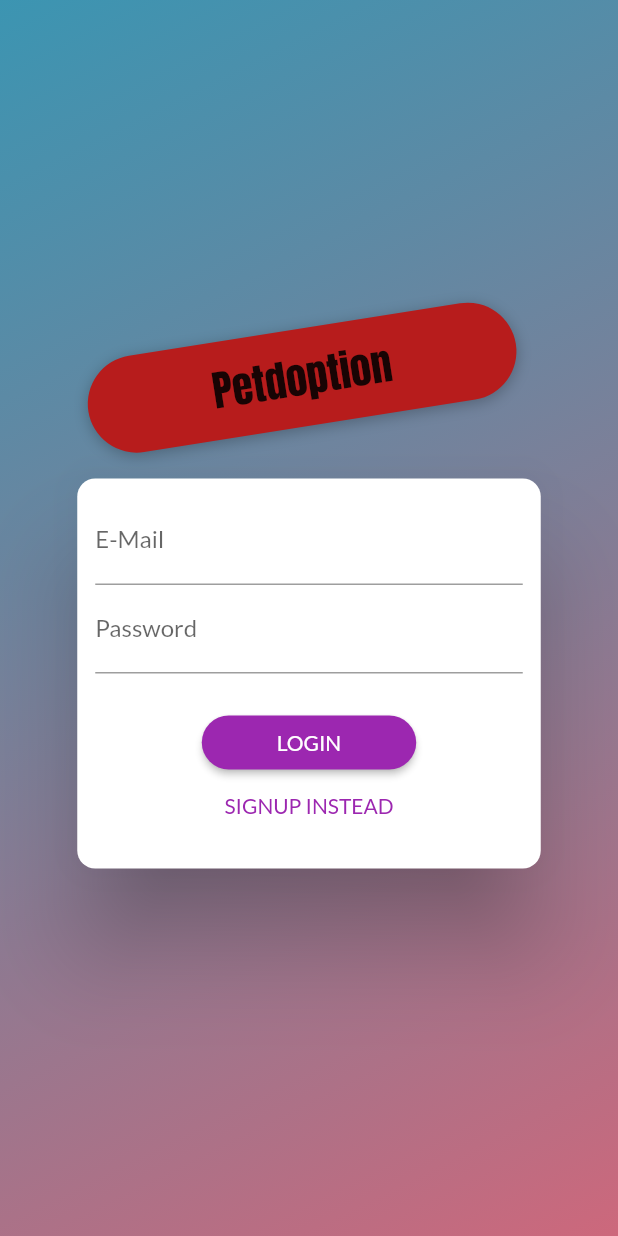
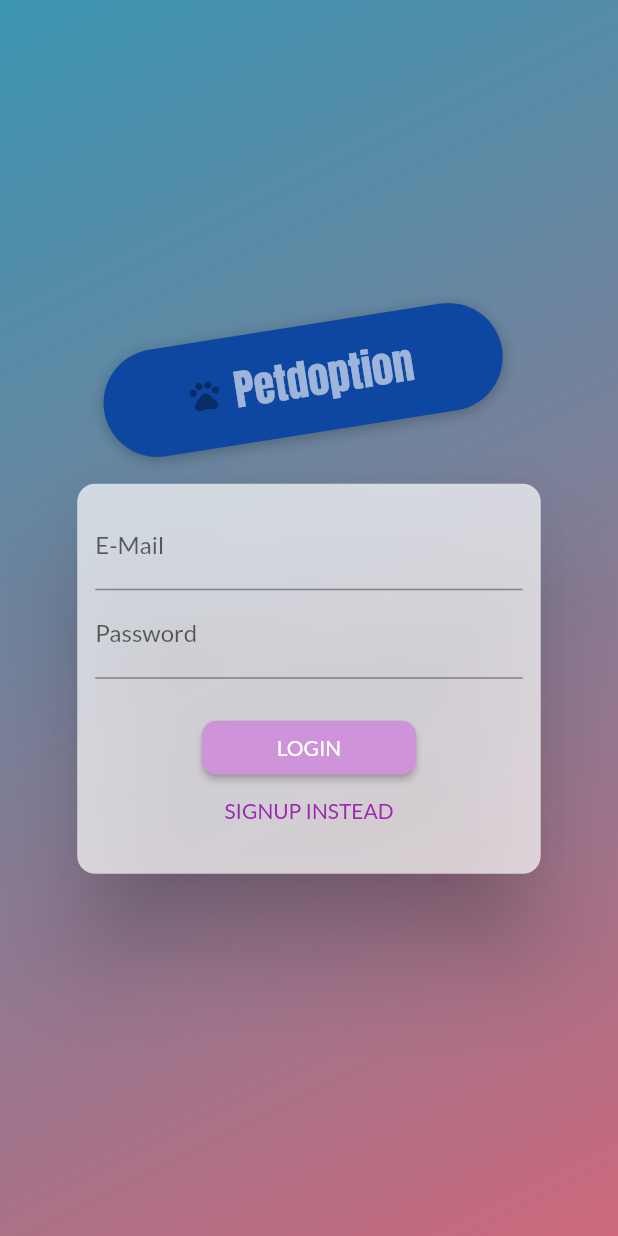
Before and after one commit to MigAlex/Petdoption, a Flutter app: the screen it shows after launch, on a phone screen of 412 x 824 dp. Run offline on Flutter 3.47's test engine with Material 2 defaults, Android fonts, the phone set to English and light mode, and no system bars.

Commit message:
Some visual changes

```diff
--- a/lib/main.dart
+++ b/lib/main.dart
@@ -10,7 +10,7 @@ import './providers/adoptions.dart';
 import './screens/adoptions_screen.dart';
 import './screens/user_pets_screen.dart';
 import './screens/edit_pet_screen.dart';
-import './screens/auth-screen.dart';
+import './screens/auth_screen.dart';
 
 void main() => runApp(MyApp());
 
--- a/lib/screens/auth-screen.dart
+++ b/lib/screens/auth_screen.dart
@@ -1,9 +1,9 @@
-import 'dart:math';       //by skorzystac z liczby Pi
+import 'dart:math'; //by skorzystac z liczby Pi
 
 import 'package:flutter/material.dart';
 
-enum AuthMode {
-   Signup, Login
+enum AuthMode { Signup,
+Login
 }
 
 class AuthScreen extends StatelessWidget {
@@ -14,7 +14,8 @@ class AuthScreen extends StatelessWidget {
     final deviceSize = MediaQuery.of(context).size;
 
     return Scaffold(
-      body: Stack(            //layotowy widget pozwalajacy na polozenie itemow w przestrzeni 3D
+      body: Stack(
+        //layotowy widget pozwalajacy na polozenie itemow w przestrzeni 3D
         children: <Widget>[
           Container(
             decoration: BoxDecoration(
@@ -40,29 +41,38 @@ class AuthScreen extends StatelessWidget {
                   Flexible(
                     child: Container(
                       margin: EdgeInsets.only(bottom: 9.0),
-                      padding:
-                          EdgeInsets.symmetric(vertical: 12.0, horizontal: 84.0),
-                      transform: Matrix4.rotationZ(-9 * pi / 180)       //w jaki sposob Container jest pokazany
-                        ..translate(-8.0),             //w rzucie XYZ tutaj jest rotacja Z   //translate wywoływany jest na tym obiekcie, ale przez te .. nie wywołuje tego co translate powinno, a to co jest w Matrix4.rotationZ
+                      padding: EdgeInsets.symmetric(
+                          vertical: 12.0, horizontal: 44.0),
+                      transform: Matrix4.rotationZ(
+                          -9 * pi / 180) //w jaki sposob Container jest pokazany
+                        ..translate(
+                            -8.0), //w rzucie XYZ tutaj jest rotacja Z   //translate wywoływany jest na tym obiekcie, ale przez te .. nie wywołuje tego co translate powinno, a to co jest w Matrix4.rotationZ
                       decoration: BoxDecoration(
                         borderRadius: BorderRadius.circular(40),
-                        color: Colors.red.shade900,
+                        color: Colors.blue.shade900,
                         boxShadow: [
                           BoxShadow(
                             blurRadius: 8,
                             color: Colors.black26,
                             offset: Offset(0, 2),
-                          )
+                          ),
                         ],
                       ),
-                      child: Text(
-                        'Petdoption',
-                        style: TextStyle(
-                          color: Theme.of(context).accentTextTheme.title.color,
-                          fontSize: 28,
-                          fontFamily: 'Anton',
-                          fontWeight: FontWeight.normal,
+                      child: FlatButton.icon(
+                        label: Text(
+                          'Petdoption',
+                          style: TextStyle(
+                            color: Colors.white60,
+                            fontSize: 28,
+                            fontFamily: 'Anton',
+                            fontWeight: FontWeight.normal,
+                          ),
                         ),
+                        icon: Icon(
+                          Icons.pets,
+                          color: Colors.black38,
+                        ),
+                        onPressed: () {},
                       ),
                     ),
                   ),
@@ -80,7 +90,8 @@ class AuthScreen extends StatelessWidget {
   }
 }
 
-class AuthCard extends StatefulWidget {       //widget od formularza autoryzacji
+class AuthCard extends StatefulWidget {
+  //widget od formularza autoryzacji
   const AuthCard({
     Key key,
   }) : super(key: key);
@@ -118,7 +129,8 @@ class _AuthCardState extends State<AuthCard> {
     });
   }
 
-  void _switchAuthMode() {      //pozwala na zmiane ekranow z logowania na rejestracje
+  void _switchAuthMode() {
+    //pozwala na zmiane ekranow z logowania na rejestracje
     if (_authMode == AuthMode.Login) {
       setState(() {
         _authMode = AuthMode.Signup;
@@ -134,6 +146,7 @@ class _AuthCardState extends State<AuthCard> {
   Widget build(BuildContext context) {
     final deviceSize = MediaQuery.of(context).size;
     return Card(
+      color: Colors.white70,
       shape: RoundedRectangleBorder(
         borderRadius: BorderRadius.circular(12.0),
       ),
@@ -198,11 +211,11 @@ class _AuthCardState extends State<AuthCard> {
                         Text(_authMode == AuthMode.Login ? 'LOGIN' : 'SIGN UP'),
                     onPressed: _submit,
                     shape: RoundedRectangleBorder(
-                      borderRadius: BorderRadius.circular(40),
+                      borderRadius: BorderRadius.circular(10),
                     ),
                     padding:
                         EdgeInsets.symmetric(horizontal: 50.0, vertical: 7.0),
-                    color: Theme.of(context).primaryColor,
+                    color: Colors.purple[200],
                     textColor: Theme.of(context).primaryTextTheme.button.color,
                   ),
                 FlatButton(
```
